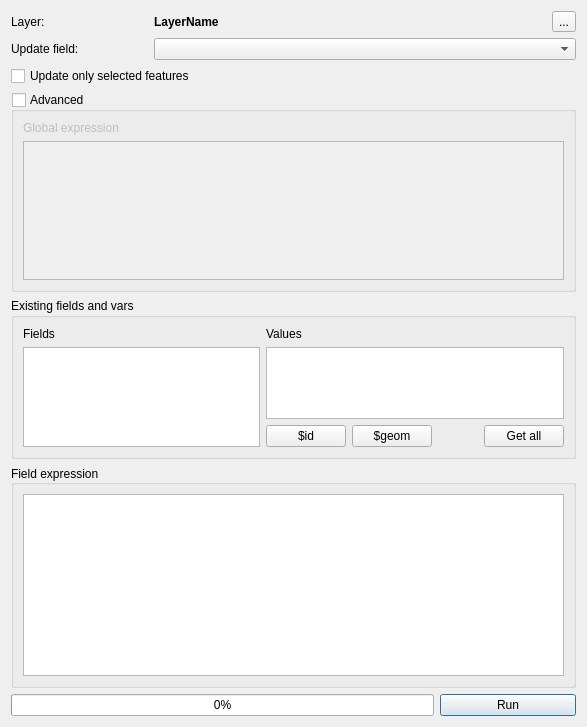
Above: ui_fieldpyculatordialog.ui from yellow-sky/FieldPyculator before the change. Below: the same form after it.
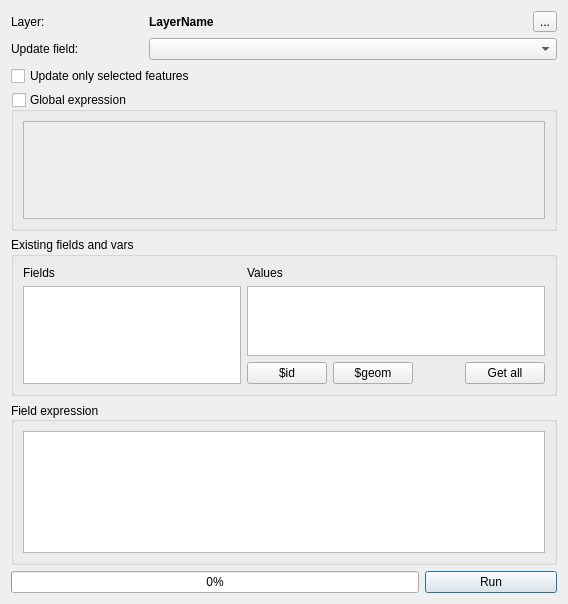
That is the form after the change. Icons and pictures are not drawn.

Commit message: Fix issue #3. Hide global code control if advanced checkbox is disabled

Patch:
```diff
--- a/ui_fieldpyculatordialog.ui
+++ b/ui_fieldpyculatordialog.ui
@@ -6,8 +6,8 @@
    <rect>
     <x>0</x>
     <y>0</y>
-    <width>587</width>
-    <height>727</height>
+    <width>568</width>
+    <height>604</height>
    </rect>
   </property>
   <property name="windowTitle">
@@ -88,7 +88,7 @@
       </size>
      </property>
      <property name="title">
-      <string>Advanced</string>
+      <string>Global expression</string>
      </property>
      <property name="checkable">
       <bool>true</bool>
@@ -100,13 +100,6 @@
       <property name="sizeConstraint">
        <enum>QLayout::SetDefaultConstraint</enum>
       </property>
-      <item>
-       <widget class="QLabel" name="labelGlobalExp">
-        <property name="text">
-         <string>Global expression</string>
-        </property>
-       </widget>
-      </item>
       <item>
        <widget class="QPlainTextEdit" name="txtGlobalExp"/>
       </item>
```
Left out of the diff: 21 changed lines with no effect on the pictures. The commit also changes 4 other files.
